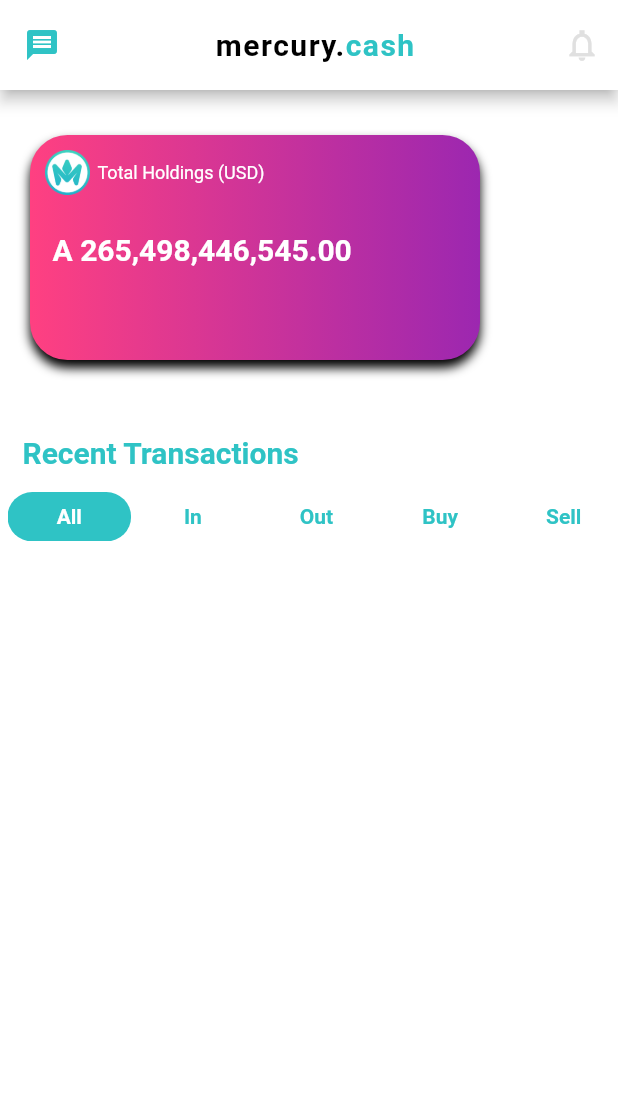
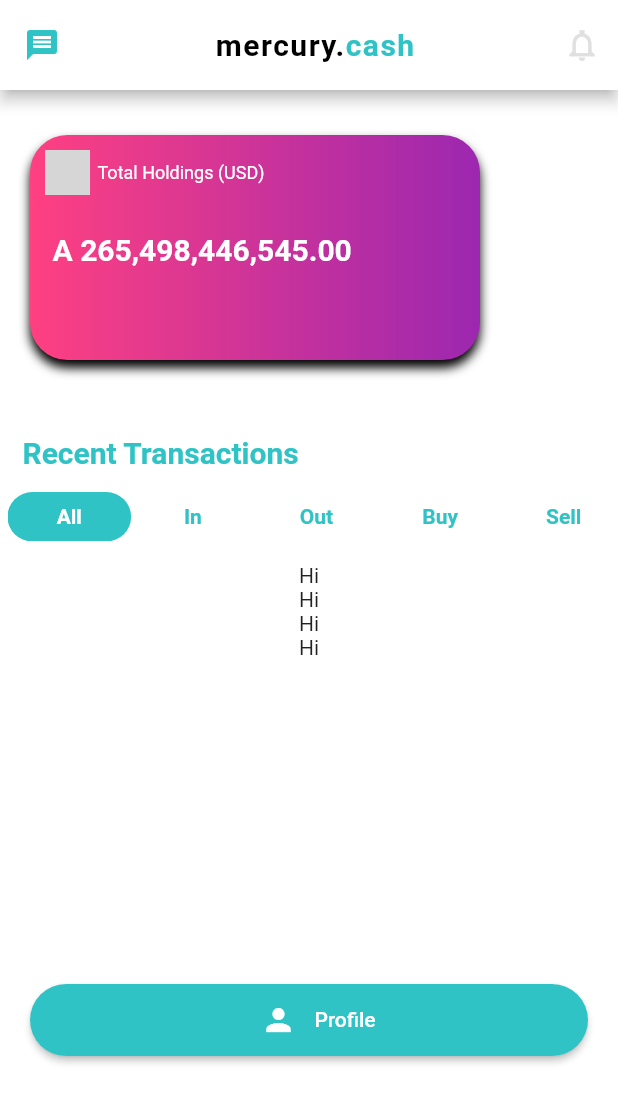
Before and after one commit to shibinv22/CashTaskApplication, a Flutter app: the DashBoard screen opened directly, on a phone screen of 412 x 824 dp. Shown: the top 1103 px of the screen. Run offline on Flutter 3.47's test engine with Material 2 defaults, Android fonts, the phone set to English and light mode, and no system bars; grey boxes are pictures that could not be loaded.

Commit message:
commit 09.07.2021

```diff
--- a/lib/dashboard.dart
+++ /dev/null
@@ -1,157 +0,0 @@
-import 'package:flutter/material.dart';
-import 'package:untitled1/transactioncategories.dart';
-
-class DashBoard extends StatefulWidget {
-  const DashBoard({Key? key}) : super(key: key);
-
-  @override
-  _DashBoardState createState() => _DashBoardState();
-}
-
-class _DashBoardState extends State<DashBoard> {
-  var items = {
-    TileInfo(
-        'Total Holdings', '454,654,123', Color(0xff2FC3C5), Color(0xff2FC3C5)),
-    TileInfo(
-        'Total Holdings', '454,654,123', Color(0xff2FC3C5), Color(0xff2FC3C5)),
-    TileInfo(
-        'Total Holdings', '454,654,123', Color(0xff2FC3C5), Color(0xff2FC3C5)),
-  };
-
-  @override
-  Widget build(BuildContext context) {
-    return Scaffold(
-      backgroundColor: Colors.white,
-      appBar: AppBar(
-        toolbarHeight: 60.0,
-        title: Container(
-          color: Colors.white,
-          child: Row(
-            mainAxisAlignment: MainAxisAlignment.center,
-            children: [
-              Text(
-                'mercury.',
-                style: TextStyle(
-                    color: Colors.black,
-                    fontWeight: FontWeight.bold,
-                    letterSpacing: 1.0),
-              ),
-              Text(
-                'cash',
-                style: TextStyle(
-                    color: Color(0xff2FC3C5),
-                    fontWeight: FontWeight.bold,
-                    letterSpacing: 1.0),
-              ),
-            ],
-          ),
-        ),
-        leading: Icon(
-          Icons.message,
-          color: Color(0xff2FC3C5),
-        ),
-        actions: [
-          IconButton(
-            icon: Icon(
-              Icons.notifications_none_sharp,
-              color: Colors.grey[300],
-              size: 25.0,
-            ),
-            onPressed: () {},
-          )
-        ],
-        centerTitle: true,
-        backgroundColor: Colors.white,
-      ),
-      body: SingleChildScrollView(
-          child: Column(
-        children: [
-          Padding(
-            padding: const EdgeInsets.only(top: 30.0, bottom: 50.0, left: 20.0),
-            child: Stack(
-              children: [
-                Container(
-                  height: 150.0,
-                  width: 300.0,
-                  decoration: BoxDecoration(
-                    borderRadius: BorderRadius.circular(25),
-                    gradient: LinearGradient(
-                        colors: [Colors.pinkAccent, Colors.purple],
-                        begin: Alignment.topLeft,
-                        end: Alignment.topRight),
-                    boxShadow: [
-                      BoxShadow(
-                          color: Colors.black,
-                          blurRadius: 5.0,
-                          offset: Offset(0, 5))
-                    ],
-                  ),
-                ),
-                Column(
-                  mainAxisSize: MainAxisSize.min,
-                  crossAxisAlignment: CrossAxisAlignment.start,
-                  children: [
-                    Padding(
-                      padding: const EdgeInsets.only(top: 10.0, left: 10.0),
-                      child: Row(
-                        children: [
-                          Image(
-                            image: AssetImage('assets/mercury_logo.png'),
-                            height: 30.0,
-                            width: 30.0,
-                          ),
-                          SizedBox(width: 5.0),
-                          Text(
-                            'Total Holdings (USD)',
-                            style:
-                                TextStyle(color: Colors.white, fontSize: 12.0),
-                          ),
-                        ],
-                      ),
-                    ),
-                    Padding(
-                      padding: const EdgeInsets.only(top: 25.0, left: 15.0),
-                      child: Text(
-                        'A 265,498,446,545.00',
-                        style: TextStyle(
-                          color: Colors.white,
-                          fontWeight: FontWeight.bold,
-                          fontSize: 20.0,
-                        ),
-                      ),
-                    ),
-                  ],
-                )
-              ],
-            ),
-          ),
-          Container(
-              child: Padding(
-            padding: const EdgeInsets.only(left: 15.0, bottom: 10.0),
-            child: Align(
-              alignment: Alignment.topLeft,
-              child: Text(
-                'Recent Transactions',
-                style: TextStyle(
-                  color: Color(0xff2FC3C5),
-                  fontWeight: FontWeight.bold,
-                  fontSize: 20.0,
-                ),
-              ),
-            ),
-          )),
-          Categories(),
-        ],
-      )),
-    );
-  }
-}
-
-class TileInfo {
-  final String HoldingName;
-  final String Amount;
-  final Color startColor;
-  final Color endColor;
-
-  TileInfo(this.HoldingName, this.Amount, this.startColor, this.endColor);
-}
--- /dev/null
+++ b/lib/ui/pages/dashboard.dart
@@ -0,0 +1,205 @@
+import 'dart:ui';
+
+import 'package:flutter/material.dart';
+import 'package:untitled1/ui/widgets/transactioncategories.dart';
+import 'package:untitled1/utils/constants.dart';
+
+class DashBoard extends StatefulWidget {
+  const DashBoard({Key? key}) : super(key: key);
+
+  @override
+  _DashBoardState createState() => _DashBoardState();
+}
+
+class _DashBoardState extends State<DashBoard> {
+  var items = {
+    TileInfo(
+        'Total Holdings', '454,654,123', Color(0xff2FC3C5), Color(0xff2FC3C5)),
+    TileInfo(
+        'Total Holdings', '454,654,123', Color(0xff2FC3C5), Color(0xff2FC3C5)),
+    TileInfo(
+        'Total Holdings', '454,654,123', Color(0xff2FC3C5), Color(0xff2FC3C5)),
+  };
+
+  @override
+  Widget build(BuildContext context) {
+    return Scaffold(
+      backgroundColor: Colors.white,
+      appBar: AppBar(
+        toolbarHeight: 60.0,
+        title: Container(
+          color: Colors.white,
+          child: Row(
+            mainAxisAlignment: MainAxisAlignment.center,
+            children: [
+              Text(
+                'mercury.',
+                style: TextStyle(
+                    color: Colors.black,
+                    fontWeight: FontWeight.bold,
+                    letterSpacing: 1.0),
+              ),
+              Text(
+                'cash',
+                style: TextStyle(
+                    color: AppColors.appColor,
+                    fontWeight: FontWeight.bold,
+                    letterSpacing: 1.0),
+              ),
+            ],
+          ),
+        ),
+        leading: Icon(
+          Icons.message,
+          color: AppColors.appColor,
+        ),
+        actions: [
+          IconButton(
+            icon: Icon(
+              Icons.notifications_none_sharp,
+              color: Colors.grey[300],
+              size: 25.0,
+            ),
+            onPressed: () {},
+          )
+        ],
+        centerTitle: true,
+        backgroundColor: Colors.white,
+      ),
+      body: SingleChildScrollView(
+        child: Column(
+          children: [
+            Column(
+              children: [
+                Padding(
+                  padding: const EdgeInsets.only(
+                      top: 30.0, bottom: 50.0, left: 20.0),
+                  child: Stack(
+                    children: [
+                      Container(
+                        height: 150.0,
+                        width: 300.0,
+                        decoration: BoxDecoration(
+                          borderRadius: BorderRadius.circular(25),
+                          gradient: LinearGradient(
+                              colors: [Colors.pinkAccent, Colors.purple],
+                              begin: Alignment.topLeft,
+                              end: Alignment.topRight),
+                          boxShadow: [
+                            BoxShadow(
+                                color: Colors.black,
+                                blurRadius: 5.0,
+                                offset: Offset(0, 5))
+                          ],
+                        ),
+                      ),
+                      Column(
+                        mainAxisSize: MainAxisSize.min,
+                        crossAxisAlignment: CrossAxisAlignment.start,
+                        children: [
+                          Padding(
+                            padding:
+                                const EdgeInsets.only(top: 10.0, left: 10.0),
+                            child: Row(
+                              children: [
+                                Image(
+                                  image: AssetImage('assets/mercury_logo.png'),
+                                  height: 30.0,
+                                  width: 30.0,
+                                ),
+                                SizedBox(width: 5.0),
+                                Text(
+                                  'Total Holdings (USD)',
+                                  style: TextStyle(
+                                      color: Colors.white, fontSize: 12.0),
+                                ),
+                              ],
+                            ),
+                          ),
+                          Padding(
+                            padding:
+                                const EdgeInsets.only(top: 25.0, left: 15.0),
+                            child: Text(
+                              'A 265,498,446,545.00',
+                              style: TextStyle(
+                                color: Colors.white,
+                                fontWeight: FontWeight.bold,
+                                fontSize: 20.0,
+                              ),
+                            ),
+                          ),
+                        ],
+                      )
+                    ],
+                  ),
+                ),
+              ],
+            ),
+            Container(
+                child: Padding(
+              padding: const EdgeInsets.only(left: 15.0, bottom: 10.0),
+              child: Align(
+                alignment: Alignment.topLeft,
+                child: Text(
+                  'Recent Transactions',
+                  style: TextStyle(
+                    color: AppColors.appColor,
+                    fontWeight: FontWeight.bold,
+                    fontSize: 20.0,
+                  ),
+                ),
+              ),
+            )),
+            Categories(),
+            Container(
+              height: 270.0,
+              child: SingleChildScrollView(
+                child: Column(
+                  children: [
+                    SizedBox(height: 10.0),
+                    Text('Hi'),
+                    Text('Hi'),
+                    Text('Hi'),
+                    Text('Hi'),
+                  ],
+                ),
+              ),
+            ),
+            Padding(
+              padding: const EdgeInsets.all(20.0),
+              child: MaterialButton(
+                color: AppColors.appColor,
+                shape: const StadiumBorder(),
+                onPressed: () {},
+                child: Row(
+                  mainAxisAlignment: MainAxisAlignment.center,
+                  children: [
+                    IconButton(
+                        onPressed: () {},
+                        icon: Icon(
+                          Icons.person,
+                          color: Colors.white,
+                        )),
+                    Text(
+                      'Profile',
+                      style: TextStyle(color: Colors.white),
+                    ),
+                  ],
+                ),
+              ),
+            )
+          ],
+        ),
+      ),
+    );
+  }
+}
+
+class TileInfo {
+  final String HoldingName;
+  final String Amount;
+  final Color startColor;
+  final Color endColor;
+
+  TileInfo(this.HoldingName, this.Amount, this.startColor, this.endColor);
+}
--- a/pubspec.yaml
+++ b/pubspec.yaml
@@ -49,7 +49,9 @@ flutter:
 
   # To add assets to your application, add an assets section, like this:
   assets:
+    - assets/images/
     - assets/
+
 
 
   # An image asset can refer to one or more resolution-specific "variants", see
```
Also changed, not shown: lib/main.dart (+2 -6 lines), lib/network/api.dart (+19 -22 lines), lib/ui/pages/dummy.dart (renamed from lib/login.dart, +22 -32 lines), lib/ui/pages/incorrect_otp.dart (renamed from lib/incorrect_otp.dart, +4 -3 lines), lib/ui/pages/login.dart (renamed from lib/dummy.dart, +62 -37 lines), lib/ui/pages/otp.dart (renamed from lib/otp.dart, +5 -4 lines), lib/ui/widgets/custom_button.dart (renamed from lib/custom_widgets.dart, +14 -8 lines), lib/ui/widgets/text_form_field.dart (added, +30 -0 lines), lib/utils/constants.dart (added, +18 -0 lines), assets/images/images/android.png (renamed from assets/android.png), assets/images/images/correct_otp.png (renamed from assets/correct_otp.png), assets/images/images/incorrect_otp.png (renamed from assets/incorrect_otp.png), assets/images/images/mercury_logo.png (renamed from assets/mercury_logo.png), lib/ui/widgets/transactioncategories.dart (renamed from lib/transactioncategories.dart).
